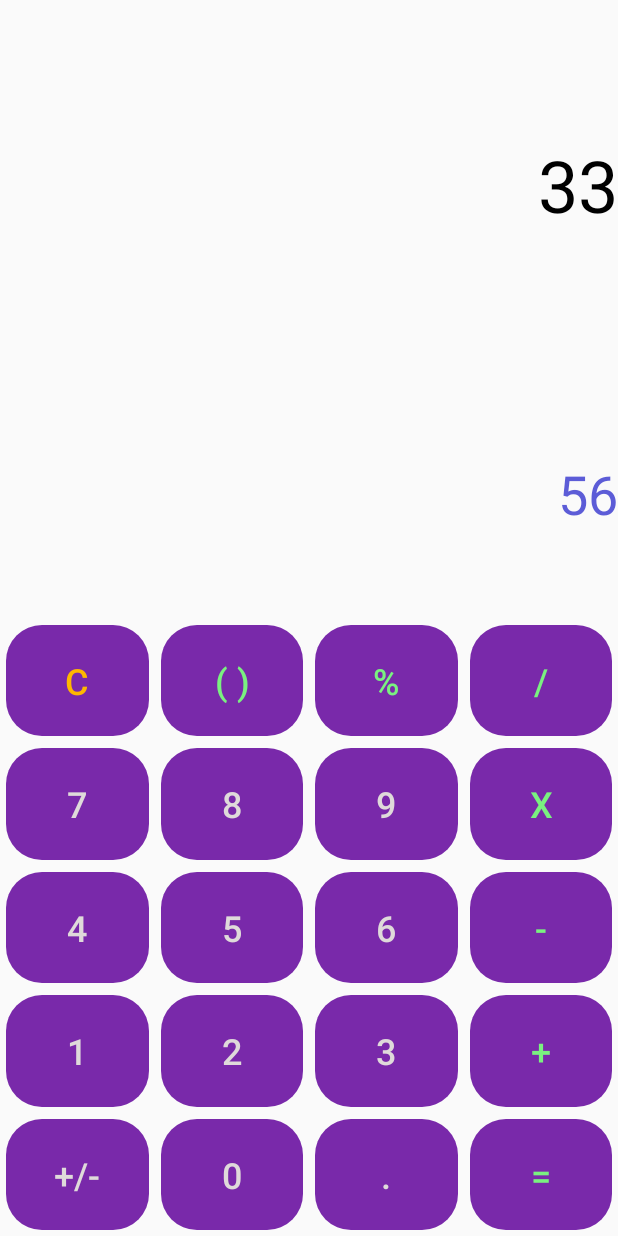
After one commit to Chrisaliang/TakeNote, an Android app: the layout layout_calculate.xml on its own in the app's theme, with its tools: preview values and no code run, on a phone screen of 412 x 824 dp. The commit adds this screen. Run offline under Robolectric (Android 15) with nearby library versions, the light colour scheme and no system bars.

Commit message:
update gradle and add a calculator layout

```diff
--- /dev/null
+++ b/app/src/main/res/drawable/shape_bg.xml
@@ -0,0 +1,16 @@
+<?xml version="1.0" encoding="utf-8"?>
+<shape xmlns:android="http://schemas.android.com/apk/res/android">
+    <corners android:radius="24dp" />
+    <size
+        android:width="160dp"
+        android:height="80dp" />
+    <stroke
+        android:width="8dp"
+        android:color="#0000" />
+    <padding
+        android:bottom="2dp"
+        android:left="2dp"
+        android:right="2dp"
+        android:top="2dp" />
+    <solid android:color="#ED6F19A4" />
+</shape>
--- /dev/null
+++ b/app/src/main/res/drawable/shape_selector_key.xml
@@ -0,0 +1,4 @@
+<?xml version="1.0" encoding="utf-8"?>
+<selector xmlns:android="http://schemas.android.com/apk/res/android">
+    <item android:drawable="@drawable/shape_bg" />
+</selector>
--- /dev/null
+++ b/app/src/main/res/layout/layout_calculate.xml
@@ -0,0 +1,286 @@
+<?xml version="1.0" encoding="utf-8"?>
+<androidx.constraintlayout.widget.ConstraintLayout xmlns:android="http://schemas.android.com/apk/res/android"
+    xmlns:app="http://schemas.android.com/apk/res-auto"
+    xmlns:tools="http://schemas.android.com/tools"
+    android:layout_width="match_parent"
+    android:layout_height="match_parent">
+
+    <TextView
+        android:id="@+id/tv_result"
+        android:layout_width="0dp"
+        android:layout_height="0dp"
+        android:gravity="center_vertical|end"
+        android:textColor="#000"
+        android:textSize="48sp"
+        app:layout_constraintBottom_toTopOf="@+id/tv_temp"
+        app:layout_constraintEnd_toEndOf="parent"
+        app:layout_constraintStart_toStartOf="parent"
+        app:layout_constraintTop_toTopOf="parent"
+        app:layout_constraintVertical_weight="3"
+        tools:text="33" />
+
+    <TextView
+        android:id="@+id/tv_temp"
+        android:layout_width="0dp"
+        android:layout_height="0dp"
+        android:layout_marginBottom="1dp"
+        android:gravity="center_vertical|end"
+        android:textColor="#5C5CD7"
+        android:textSize="36sp"
+        app:layout_constraintBottom_toTopOf="@+id/btn_c"
+        app:layout_constraintEnd_toEndOf="parent"
+        app:layout_constraintStart_toStartOf="parent"
+        app:layout_constraintTop_toBottomOf="@+id/tv_result"
+        app:layout_constraintVertical_weight="2"
+        tools:text="56" />
+
+    <Button
+        android:id="@+id/btn_c"
+        style="@style/Keyboard.Function.Warning"
+        android:layout_width="0dp"
+        android:layout_height="0dp"
+        android:layout_weight="1"
+        android:text="@string/btn_name_clear"
+        app:layout_constraintBottom_toTopOf="@+id/btn_7"
+        app:layout_constraintEnd_toStartOf="@+id/btn_emb"
+        app:layout_constraintStart_toStartOf="parent"
+        app:layout_constraintTop_toBottomOf="@+id/tv_temp"
+        app:layout_constraintVertical_weight="1" />
+
+    <Button
+        android:id="@+id/btn_mod"
+        style="@style/Keyboard.Function"
+        android:layout_width="0dp"
+        android:layout_height="0dp"
+        android:layout_weight="1"
+        android:text="@string/btn_name_mod"
+        app:layout_constraintBottom_toBottomOf="@+id/btn_emb"
+        app:layout_constraintEnd_toStartOf="@+id/btn_div"
+        app:layout_constraintStart_toEndOf="@+id/btn_emb"
+        app:layout_constraintTop_toTopOf="@+id/btn_emb" />
+
+    <Button
+        android:id="@+id/btn_emb"
+        style="@style/Keyboard.Function"
+        android:layout_width="0dp"
+        android:layout_height="0dp"
+        android:layout_weight="1"
+        android:text="@string/btn_name_emb"
+        app:layout_constraintBottom_toBottomOf="@+id/btn_c"
+        app:layout_constraintEnd_toStartOf="@+id/btn_mod"
+        app:layout_constraintStart_toEndOf="@+id/btn_c"
+        app:layout_constraintTop_toTopOf="@+id/btn_c" />
+
+    <Button
+        android:id="@+id/btn_div"
+        style="@style/Keyboard.Function"
+        android:layout_width="0dp"
+        android:layout_height="0dp"
+        android:layout_weight="1"
+        android:text="@string/btn_name_div"
+        app:layout_constraintBottom_toBottomOf="@+id/btn_mod"
+        app:layout_constraintEnd_toEndOf="parent"
+        app:layout_constraintStart_toEndOf="@+id/btn_mod"
+        app:layout_constraintTop_toTopOf="@+id/btn_mod" />
+
+
+    <Button
+        android:id="@+id/btn_7"
+        style="@style/Keyboard.Number"
+        android:layout_width="0dp"
+        android:layout_height="0dp"
+        android:layout_weight="1"
+        android:text="@string/btn_name_7"
+        app:layout_constraintBottom_toTopOf="@+id/btn_4"
+        app:layout_constraintEnd_toStartOf="@+id/btn_8"
+        app:layout_constraintStart_toStartOf="parent"
+        app:layout_constraintTop_toBottomOf="@+id/btn_c"
+        app:layout_constraintVertical_weight="1" />
+
+    <Button
+        android:id="@+id/btn_8"
+        style="@style/Keyboard.Number"
+        android:layout_width="0dp"
+        android:layout_height="0dp"
+        android:layout_weight="1"
+        android:text="@string/btn_name_8"
+        app:layout_constraintBottom_toBottomOf="@+id/btn_7"
+        app:layout_constraintEnd_toStartOf="@+id/btn_9"
+        app:layout_constraintStart_toEndOf="@+id/btn_7"
+        app:layout_constraintTop_toTopOf="@+id/btn_7" />
+
+    <Button
+        android:id="@+id/btn_9"
+        style="@style/Keyboard.Number"
+        android:layout_width="0dp"
+        android:layout_height="0dp"
+        android:layout_weight="1"
+        android:text="@string/btn_name_9"
+        app:layout_constraintBottom_toBottomOf="@+id/btn_8"
+        app:layout_constraintEnd_toStartOf="@+id/btn_multiple"
+        app:layout_constraintStart_toEndOf="@+id/btn_8"
+        app:layout_constraintTop_toTopOf="@+id/btn_8" />
+
+    <Button
+        android:id="@+id/btn_multiple"
+        style="@style/Keyboard.Function"
+        android:layout_width="0dp"
+        android:layout_height="0dp"
+        android:layout_weight="1"
+        android:text="@string/btn_name_multiple"
+        app:layout_constraintBottom_toBottomOf="@+id/btn_9"
+        app:layout_constraintEnd_toEndOf="parent"
+        app:layout_constraintStart_toEndOf="@+id/btn_9"
+        app:layout_constraintTop_toTopOf="@+id/btn_9" />
+
+
+    <Button
+        android:id="@+id/btn_4"
+        style="@style/Keyboard.Number"
+        android:layout_width="0dp"
+        android:layout_height="0dp"
+        android:layout_weight="1"
+        android:text="@string/btn_name_4"
+        app:layout_constraintBottom_toTopOf="@+id/btn_1"
+        app:layout_constraintEnd_toStartOf="@+id/btn_5"
+        app:layout_constraintStart_toStartOf="parent"
+        app:layout_constraintTop_toBottomOf="@+id/btn_7"
+        app:layout_constraintVertical_weight="1" />
+
+    <Button
+        android:id="@+id/btn_5"
+        style="@style/Keyboard.Number"
+        android:layout_width="0dp"
+        android:layout_height="0dp"
+        android:layout_weight="1"
+        android:text="@string/btn_name_5"
+        app:layout_constraintBottom_toBottomOf="@+id/btn_4"
+        app:layout_constraintEnd_toStartOf="@+id/btn_6"
+        app:layout_constraintStart_toEndOf="@+id/btn_4"
+        app:layout_constraintTop_toTopOf="@+id/btn_4" />
+
+    <Button
+        android:id="@+id/btn_6"
+        style="@style/Keyboard.Number"
+        android:layout_width="0dp"
+        android:layout_height="0dp"
+        android:layout_weight="1"
+        android:text="@string/btn_name_6"
+        app:layout_constraintBottom_toBottomOf="@+id/btn_5"
+        app:layout_constraintEnd_toStartOf="@+id/btn_minus"
+        app:layout_constraintStart_toEndOf="@+id/btn_5"
+        app:layout_constraintTop_toTopOf="@+id/btn_5" />
+
+    <Button
+        android:id="@+id/btn_minus"
+        style="@style/Keyboard.Function"
+        android:layout_width="0dp"
+        android:layout_height="0dp"
+        android:layout_weight="1"
+        android:text="@string/btn_name_minus"
+        app:layout_constraintBottom_toBottomOf="@+id/btn_6"
+        app:layout_constraintEnd_toEndOf="parent"
+        app:layout_constraintStart_toEndOf="@+id/btn_6"
+        app:layout_constraintTop_toTopOf="@+id/btn_6" />
+
+
+    <Button
+        android:id="@+id/btn_1"
+        style="@style/Keyboard.Number"
+        android:layout_width="0dp"
+        android:layout_height="0dp"
+        android:layout_weight="1"
+        android:text="@string/btn_name_1"
+        app:layout_constraintBottom_toTopOf="@+id/btn_op"
+        app:layout_constraintEnd_toStartOf="@+id/btn_2"
+        app:layout_constraintStart_toStartOf="parent"
+        app:layout_constraintTop_toBottomOf="@+id/btn_4"
+        app:layout_constraintVertical_weight="1" />
+
+    <Button
+        android:id="@+id/btn_2"
+        style="@style/Keyboard.Number"
+        android:layout_width="0dp"
+        android:layout_height="0dp"
+        android:layout_weight="1"
+        android:text="@string/btn_name_2"
+        app:layout_constraintBottom_toBottomOf="@+id/btn_1"
+        app:layout_constraintEnd_toStartOf="@+id/btn_3"
+        app:layout_constraintStart_toEndOf="@+id/btn_1"
+        app:layout_constraintTop_toTopOf="@+id/btn_1" />
+
+    <Button
+        android:id="@+id/btn_3"
+        style="@style/Keyboard.Number"
+        android:layout_width="0dp"
+        android:layout_height="0dp"
+        android:layout_weight="1"
+        android:text="@string/btn_name_3"
+        app:layout_constraintBottom_toBottomOf="@+id/btn_2"
+        app:layout_constraintEnd_toStartOf="@+id/btn_add"
+        app:layout_constraintStart_toEndOf="@+id/btn_2"
+        app:layout_constraintTop_toTopOf="@+id/btn_2" />
+
+    <Button
+        android:id="@+id/btn_add"
+        style="@style/Keyboard.Function"
+        android:layout_width="0dp"
+        android:layout_height="0dp"
+        android:layout_weight="1"
+        android:text="@string/btn_name_add"
+        app:layout_constraintBottom_toBottomOf="@+id/btn_3"
+        app:layout_constraintEnd_toEndOf="parent"
+        app:layout_constraintStart_toEndOf="@+id/btn_3"
+        app:layout_constraintTop_toTopOf="@+id/btn_3" />
+
+
+    <Button
+        android:id="@+id/btn_op"
+        style="@style/Keyboard.Number"
+        android:layout_width="0dp"
+        android:layout_height="0dp"
+        android:layout_weight="1"
+        android:text="@string/btn_name_op"
+        app:layout_constraintBottom_toBottomOf="parent"
+        app:layout_constraintEnd_toStartOf="@+id/btn_0"
+        app:layout_constraintStart_toStartOf="parent"
+        app:layout_constraintTop_toBottomOf="@+id/btn_1"
+        app:layout_constraintVertical_weight="1" />
+
+    <Button
+        android:id="@+id/btn_0"
+        style="@style/Keyboard.Number"
+        android:layout_width="0dp"
+        android:layout_height="0dp"
+        android:layout_weight="1"
+        android:text="@string/btn_name_0"
+        app:layout_constraintBottom_toBottomOf="@+id/btn_op"
+        app:layout_constraintEnd_toStartOf="@+id/btn_point"
+        app:layout_constraintStart_toEndOf="@+id/btn_op"
+        app:layout_constraintTop_toTopOf="@+id/btn_op" />
+
+    <Button
+        android:id="@+id/btn_point"
+        style="@style/Keyboard.Number"
+        android:layout_width="0dp"
+        android:layout_height="0dp"
+        android:layout_weight="1"
+        android:text="@string/btn_name_point"
+        app:layout_constraintBottom_toBottomOf="@+id/btn_0"
+        app:layout_constraintEnd_toStartOf="@+id/btn_equal"
+        app:layout_constraintStart_toEndOf="@+id/btn_0"
+        app:layout_constraintTop_toTopOf="@+id/btn_0" />
+
+    <Button
+        android:id="@+id/btn_equal"
+        style="@style/Keyboard.Function"
+        android:layout_width="0dp"
+        android:layout_height="0dp"
+        android:layout_weight="1"
+        android:text="@string/btn_name_equal"
+        app:layout_constraintBottom_toBottomOf="@+id/btn_point"
+        app:layout_constraintEnd_toEndOf="parent"
+        app:layout_constraintStart_toEndOf="@+id/btn_point"
+        app:layout_constraintTop_toTopOf="@+id/btn_point" />
+
+</androidx.constraintlayout.widget.ConstraintLayout>
--- a/app/src/main/res/values/strings.xml
+++ b/app/src/main/res/values/strings.xml
@@ -16,4 +16,26 @@
     <string name="event_menu_item_share">share</string>
     <string name="event_menu_item_edit">edit</string>
     <string name="event_menu_item_delete">delete</string>
+
+
+    <string name="btn_name_clear">C</string>
+    <string name="btn_name_mod">%</string>
+    <string name="btn_name_emb">(  )</string>
+    <string name="btn_name_div">/</string>
+    <string name="btn_name_0">0</string>
+    <string name="btn_name_1">1</string>
+    <string name="btn_name_2">2</string>
+    <string name="btn_name_3">3</string>
+    <string name="btn_name_4">4</string>
+    <string name="btn_name_5">5</string>
+    <string name="btn_name_6">6</string>
+    <string name="btn_name_7">7</string>
+    <string name="btn_name_8">8</string>
+    <string name="btn_name_9">9</string>
+    <string name="btn_name_point">.</string>
+    <string name="btn_name_multiple">x</string>
+    <string name="btn_name_minus">-</string>
+    <string name="btn_name_add">+</string>
+    <string name="btn_name_op">+/-</string>
+    <string name="btn_name_equal">=</string>
 </resources>
--- a/app/src/main/res/values/styles.xml
+++ b/app/src/main/res/values/styles.xml
@@ -19,4 +19,22 @@
 
     <style name="AppTheme.PopupOverlay" parent="ThemeOverlay.AppCompat.Light" />
 
+    <style name="Keyboard.Function">
+        <item name="android:textColor">#7AF180</item>
+    </style>
+
+    <style name="Keyboard.Number">
+    </style>
+
+    <style name="Keyboard">
+        <item name="android:textColor">#DFDADA</item>
+        <item name="android:textSize">24sp</item>
+        <item name="android:background">@drawable/shape_selector_key</item>
+    </style>
+
+    <style name="Keyboard.Function.Warning">
+        <item name="android:textColor">#FFB700</item>
+    </style>
+
+
 </resources>
--- a/build.gradle
+++ b/build.gradle
@@ -2,7 +2,7 @@
 apply from: 'keyStore.gradle'
 buildscript {
 
-    ext.kotlin_version = '1.3.61'
+    ext.kotlin_version = '1.3.71'
 
     repositories {
         google()
@@ -10,7 +10,7 @@ buildscript {
     }
     dependencies {
 
-        classpath 'com.android.tools.build:gradle:3.6.0'
+        classpath 'com.android.tools.build:gradle:3.6.1'
 //        classpath 'com.google.a/r.sceneform:plugin:1.8.0'
         classpath 'com.google.gms:google-services:4.3.3'
 
```
Also changed, not shown: app/build.gradle (+9 -17 lines).
